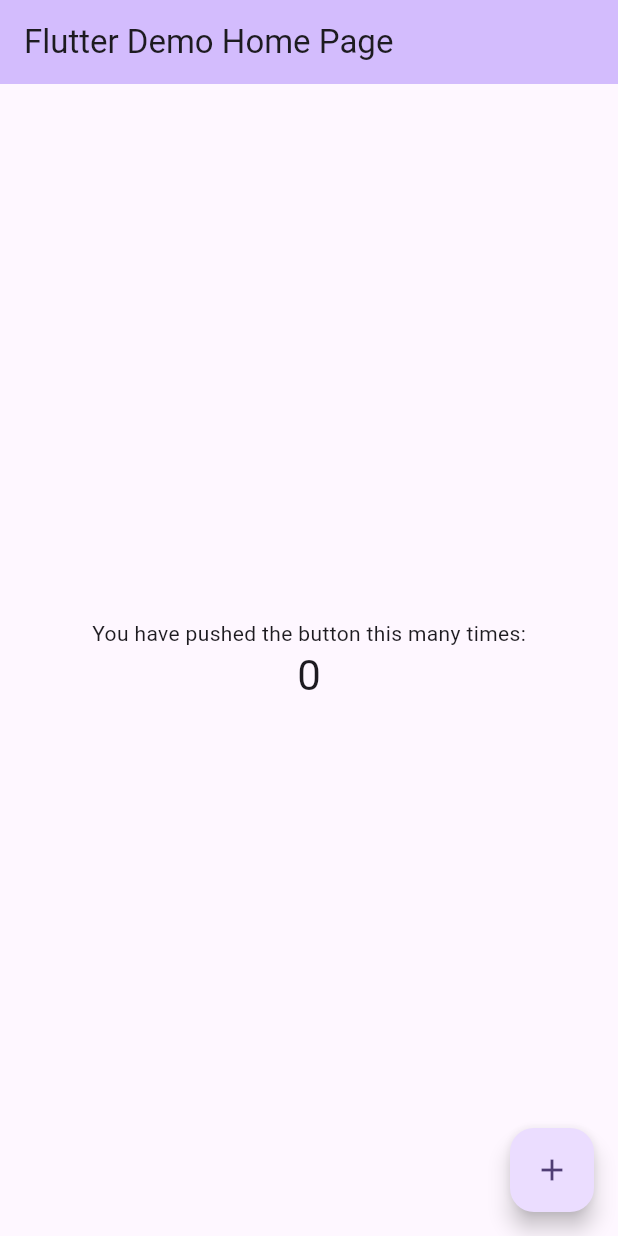
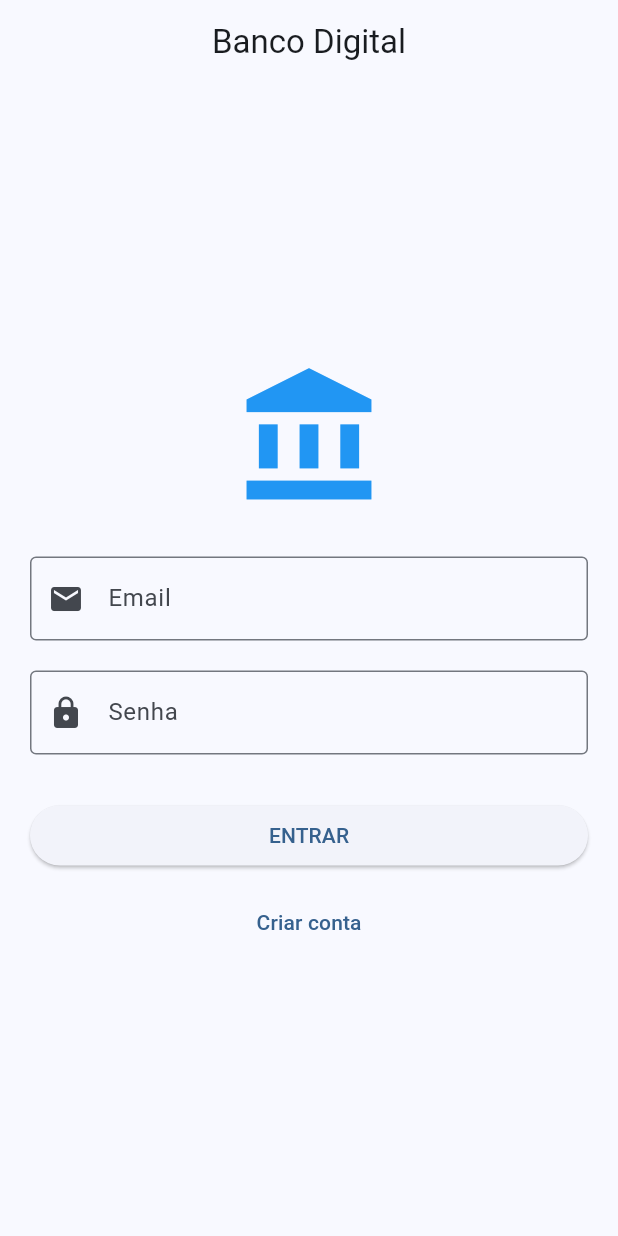
Before and after one commit to EnzoYuri1/app-flutter, a Flutter app: the screen it shows after launch, on a phone screen of 412 x 824 dp. Run offline on Flutter 3.47's test engine with Material 3 defaults, Android fonts, the phone set to English and light mode, and no system bars; our stand-ins replace sqflite; accounts and stored records are empty.

Commit message:
atualizando projeto

```diff
--- a/lib/main.dart
+++ b/lib/main.dart
@@ -1,4 +1,5 @@
 import 'package:flutter/material.dart';
+import 'routes/app_routes.dart';
 
 void main() {
   runApp(const MyApp());
@@ -7,116 +8,20 @@ void main() {
 class MyApp extends StatelessWidget {
   const MyApp({super.key});
 
-  // This widget is the root of your application.
   @override
   Widget build(BuildContext context) {
     return MaterialApp(
-      title: 'Flutter Demo',
+      debugShowCheckedModeBanner: false,
+      title: 'Banco Digital',
+
       theme: ThemeData(
-        // This is the theme of your application.
-        //
-        // TRY THIS: Try running your application with "flutter run". You'll see
-        // the application has a purple toolbar. Then, without quitting the app,
-        // try changing the seedColor in the colorScheme below to Colors.green
-        // and then invoke "hot reload" (save your changes or press the "hot
-        // reload" button in a Flutter-supported IDE, or press "r" if you used
-        // the command line to start the app).
-        //
-        // Notice that the counter didn't reset back to zero; the application
-        // state is not lost during the reload. To reset the state, use hot
-        // restart instead.
-        //
-        // This works for code too, not just values: Most code changes can be
-        // tested with just a hot reload.
-        colorScheme: .fromSeed(seedColor: Colors.deepPurple),
+        colorScheme: ColorScheme.fromSeed(seedColor: Colors.blue),
+        useMaterial3: true,
       ),
-      home: const MyHomePage(title: 'Flutter Demo Home Page'),
+
+      routes: AppRoutes.routes,
+
+      initialRoute: AppRoutes.login,
     );
   }
 }
-
-class MyHomePage extends StatefulWidget {
-  const MyHomePage({super.key, required this.title});
-
-  // This widget is the home page of your application. It is stateful, meaning
-  // that it has a State object (defined below) that contains fields that affect
-  // how it looks.
-
-  // This class is the configuration for the state. It holds the values (in this
-  // case the title) provided by the parent (in this case the App widget) and
-  // used by the build method of the State. Fields in a Widget subclass are
-  // always marked "final".
-
-  final String title;
-
-  @override
-  State<MyHomePage> createState() => _MyHomePageState();
-}
-
-class _MyHomePageState extends State<MyHomePage> {
-  int _counter = 0;
-
-  void _incrementCounter() {
-    setState(() {
-      // This call to setState tells the Flutter framework that something has
-      // changed in this State, which causes it to rerun the build method below
-      // so that the display can reflect the updated values. If we changed
-      // _counter without calling setState(), then the build method would not be
-      // called again, and so nothing would appear to happen.
-      _counter++;
-    });
-  }
-
-  @override
-  Widget build(BuildContext context) {
-    // This method is rerun every time setState is called, for instance as done
-    // by the _incrementCounter method above.
-    //
-    // The Flutter framework has been optimized to make rerunning build methods
-    // fast, so that you can just rebuild anything that needs updating rather
-    // than having to individually change instances of widgets.
-    return Scaffold(
-      appBar: AppBar(
-        // TRY THIS: Try changing the color here to a specific color (to
-        // Colors.amber, perhaps?) and trigger a hot reload to see the AppBar
-        // change color while the other colors stay the same.
-        backgroundColor: Theme.of(context).colorScheme.inversePrimary,
-        // Here we take the value from the MyHomePage object that was created by
-        // the App.build method, and use it to set our appbar title.
-        title: Text(widget.title),
-      ),
-      body: Center(
-        // Center is a layout widget. It takes a single child and positions it
-        // in the middle of the parent.
-        child: Column(
-          // Column is also a layout widget. It takes a list of children and
-          // arranges them vertically. By default, it sizes itself to fit its
-          // children horizontally, and tries to be as tall as its parent.
-          //
-          // Column has various properties to control how it sizes itself and
-          // how it positions its children. Here we use mainAxisAlignment to
-          // center the children vertically; the main axis here is the vertical
-          // axis because Columns are vertical (the cross axis would be
-          // horizontal).
-          //
-          // TRY THIS: Invoke "debug painting" (choose the "Toggle Debug Paint"
-          // action in the IDE, or press "p" in the console), to see the
-          // wireframe for each widget.
-          mainAxisAlignment: .center,
-          children: [
-            const Text('You have pushed the button this many times:'),
-            Text(
-              '$_counter',
-              style: Theme.of(context).textTheme.headlineMedium,
-            ),
-          ],
-        ),
-      ),
-      floatingActionButton: FloatingActionButton(
-        onPressed: _incrementCounter,
-        tooltip: 'Increment',
-        child: const Icon(Icons.add),
-      ),
-    );
-  }
-}
--- /dev/null
+++ b/lib/models/usuario.dart
@@ -0,0 +1,34 @@
+class Usuario {
+
+  //atributos.
+  int? id;
+  String email;
+  String senha;
+
+  //construtor.
+  Usuario({
+    this.id,
+    required this.email,
+    required this.senha,
+  });
+
+  // conversao do objeto para Map.
+  Map<String, dynamic> toMap() {
+
+    return {
+      'id': id,
+      'email': email,
+      'senha': senha,
+    };
+  }
+
+  //conversao do Map para objeto.
+  factory Usuario.fromMap(Map<String, dynamic> map) {
+
+    return Usuario(
+      id: map['id'],
+      email: map['email'],
+      senha: map['senha'],
+    );
+  }
+}
--- a/lib/routes/app_routes.dart
+++ b/lib/routes/app_routes.dart
@@ -0,0 +1,16 @@
+import 'package:flutter/material.dart';
+
+import '../screens/login/login_screen.dart';
+import '../screens//login/register_screen.dart';
+
+class AppRoutes {
+
+  static const String login = '/login';
+  static const String register = '/register';
+
+  //mapa de rotas do app.
+  static Map<String, WidgetBuilder> routes = {
+    login: (context) => const LoginPage(),
+    register: (context) => const RegisterPage(),
+  };
+}
--- a/lib/screens/login/login_screen.dart
+++ b/lib/screens/login/login_screen.dart
@@ -0,0 +1,116 @@
+import 'package:flutter/material.dart';
+import '../../../services/autenticacao.dart';
+import 'register_screen.dart';
+
+class LoginPage extends StatefulWidget {
+  const LoginPage({super.key});
+
+  @override
+  State<LoginPage> createState() => _LoginPageState();
+}
+
+class _LoginPageState extends State<LoginPage> {
+
+  final TextEditingController emailController = TextEditingController();
+  final TextEditingController senhaController = TextEditingController();
+
+  final AuthenticationService authService = AuthenticationService();
+
+  Future<void> fazerLogin() async {
+
+    String email = emailController.text.trim();
+    String senha = senhaController.text.trim();
+
+    bool loginValido = await authService.login(email, senha);
+
+    if (loginValido) {
+      ScaffoldMessenger.of(context).showSnackBar(
+        const SnackBar(
+          content: Text('Login realizado com sucesso!'),
+        ),
+      );
+    } else {
+      ScaffoldMessenger.of(context).showSnackBar(
+        const SnackBar(
+          content: Text('Email ou senha inválidos!'),
+        ),
+      );
+    }
+  }
+
+  @override
+  Widget build(BuildContext context) {
+
+    return Scaffold(
+
+      appBar: AppBar(
+        title: const Text('Banco Digital'),
+        centerTitle: true,
+      ),
+
+      body: Padding(
+        padding: const EdgeInsets.all(20),
+
+        child: Column(
+          mainAxisAlignment: MainAxisAlignment.center,
+
+          children: [
+
+            const Icon(
+              Icons.account_balance,
+              size: 100,
+              color: Colors.blue,
+            ),
+
+            const SizedBox(height: 30),
+
+            TextField(
+              controller: emailController,
+              decoration: const InputDecoration(
+                labelText: 'Email',
+                border: OutlineInputBorder(),
+                prefixIcon: Icon(Icons.email),
+              ),
+            ),
+
+            const SizedBox(height: 20),
+
+            TextField(
+              controller: senhaController,
+              obscureText: true,
+              decoration: const InputDecoration(
+                labelText: 'Senha',
+                border: OutlineInputBorder(),
+                prefixIcon: Icon(Icons.lock),
+              ),
+            ),
+
+            const SizedBox(height: 30),
+
+            SizedBox(
+              width: double.infinity,
+              child: ElevatedButton(
+                onPressed: fazerLogin,
+                child: const Text('ENTRAR'),
+              ),
+            ),
+
+            const SizedBox(height: 10),
+
+            TextButton(
+              onPressed: () {
+                Navigator.push(
+                  context,
+                  MaterialPageRoute(
+                    builder: (context) => const RegisterPage(),
+                  ),
+                );
+              },
+              child: const Text("Criar conta"),
+            ),
+          ],
+        ),
+      ),
+    );
+  }
+}
--- /dev/null
+++ b/lib/services/autenticacao.dart
@@ -0,0 +1,40 @@
+import 'database.dart';
+
+class AuthenticationService {
+
+  //faz verificação de um usuário a partir de email e senha informados.
+  //tendo true como  retorno se encontrar no banco, caso não, retorna false.
+  Future<bool> login(String email, String senha) async {
+    try {
+
+      //acessa o banco de dados
+      final db = await DatabaseService.instance.database;
+
+      //faz a busca no banco de dados filtrando por email e senha.
+      final result = await db.query(
+        'usuarios',
+        where: 'email = ? AND senha = ?',
+        whereArgs: [email, senha],
+      );
+
+      return result.isNotEmpty;
+    } catch (e) {
+      print("Erro no login: $e");
+      return false;
+    }
+  }
+
+  //cria um novo usuaário  no banco de dados.
+  //retorna true se salvou com sucesso ou false se falhou.
+  Future<bool> register(String nome, String email, String senha) async {
+    try {
+      //método responsável por inserir dados no banco.
+      await DatabaseService.instance.salvarUsuario(nome, email, senha);
+      return true;
+    } catch (e) {
+      //caso dê errado na inserção.
+      print("Erro no registro: $e");
+      return false;
+    }
+  }
+}
--- /dev/null
+++ b/lib/services/database.dart
@@ -0,0 +1,80 @@
+import 'package:path/path.dart';
+import 'package:sqflite/sqflite.dart';
+
+class DatabaseService {
+
+  //garante que exista apenas 1 instância do banco no no app.
+  static final DatabaseService instance = DatabaseService._init();
+
+  //instância privada do banco.
+  static Database? _database;
+
+  //construtor.
+  DatabaseService._init();
+
+  //faz o retorno do banco já aberto ou inicializa caso não exista.
+  Future<Database> get database async {
+    if (_database != null) return _database!;
+    _database = await _initDB('banco_digital.db');
+    return _database!;
+  }
+
+  //cria ou abre o caminho do arquivo do banco.
+  Future<Database> _initDB(String filePath) async {
+    //caminho padrão onde o banco fica salvo no dispositivo.
+    final dbPath = await getDatabasesPath();
+    //faz a junção do caminho com o nome do aquivo do banco(caminho+nome).
+    final path = join(dbPath, filePath);
+
+
+    //abre o banco ou cria caso não exista.
+    return await openDatabase(
+      path,
+      version: 1,
+      onCreate: _createDB,
+    );
+  }
+
+
+
+  Future _createDB(Database db, int version) async {
+    //cria a tabela de usuários.
+    await db.execute('''
+      CREATE TABLE usuarios(
+        id INTEGER PRIMARY KEY AUTOINCREMENT,
+        nome TEXT NOT NULL,
+        email TEXT NOT NULL,
+        senha TEXT NOT NULL
+      )
+    ''');
+  }
+
+  //insere um novo usuário no banco.
+  Future<void> salvarUsuario(String nome, String email, String senha) async {
+    final db = await instance.database;
+
+    await db.insert(
+      'usuarios',
+      {
+        'nome': nome,
+        'email': email,
+        'senha': senha,
+      },
+    );
+  }
+
+
+  //verifica há um usuário com o email e senha que foram fornecidos.
+  Future<bool> verificarUsuario(String email, String senha) async {
+    final db = await instance.database;
+
+    final result = await db.query(
+      'usuarios',
+      where: 'email = ? AND senha = ?',
+      whereArgs: [email, senha],
+    );
+
+    //caso tenha encontrado alguma registro, o login é válido.
+    return result.isNotEmpty;
+  }
+}
```
Also changed, not shown: lib/screens/login/register_screen.dart (added, +83 -0 lines).
